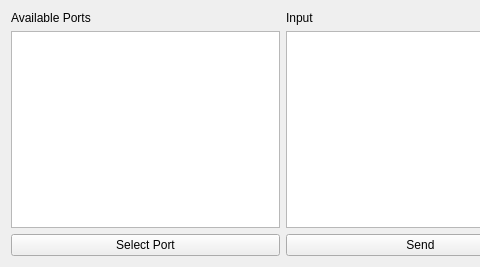
solar05/InterfaceEmulator, file can.ui: the form before one commit; both pictures show x 0 to 480 and y 0 to 267 of the 841 by 267 pixel window.
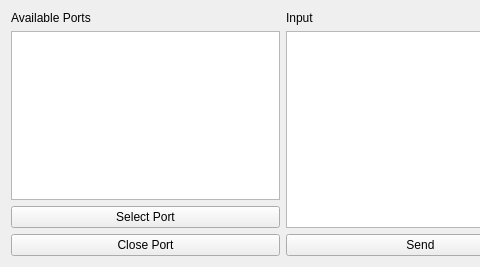
The form after the commit.

Commit message: Add port enabling and disabling

Patch:
```diff
--- a/can.ui
+++ b/can.ui
@@ -47,6 +47,13 @@
          </property>
         </widget>
        </item>
+       <item>
+        <widget class="QPushButton" name="pushButton">
+         <property name="text">
+          <string>Close Port</string>
+         </property>
+        </widget>
+       </item>
       </layout>
      </item>
      <item>
```
The commit also changes 4 other files.
